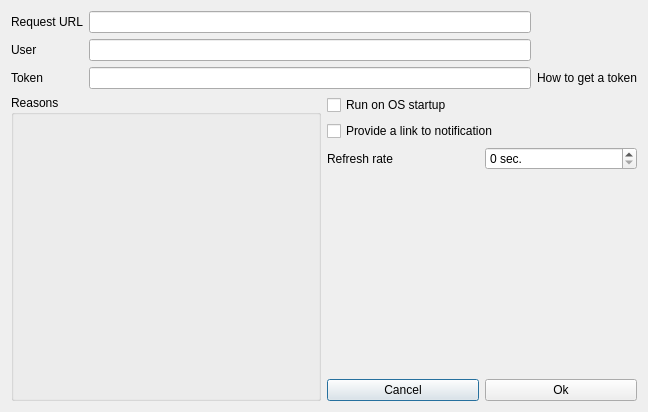
Before: the Qt Designer form SettingsWindow.ui in folibis/GithubNotifier, drawn with Qt 5.
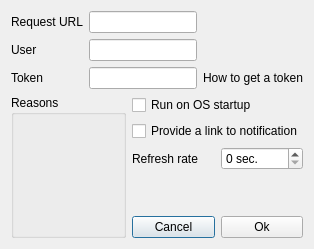
After: the same form once the commit is applied.

Commit message: set settings windows non-sizable

What changed in the file:
```diff
--- a/SettingsWindow.ui
+++ b/SettingsWindow.ui
@@ -13,10 +13,19 @@
     <height>412</height>
    </rect>
   </property>
+  <property name="sizePolicy">
+   <sizepolicy hsizetype="Fixed" vsizetype="Fixed">
+    <horstretch>0</horstretch>
+    <verstretch>0</verstretch>
+   </sizepolicy>
+  </property>
   <property name="windowTitle">
    <string>MainWindow</string>
   </property>
   <layout class="QVBoxLayout" name="verticalLayout_7">
+   <property name="sizeConstraint">
+    <enum>QLayout::SetFixedSize</enum>
+   </property>
    <item>
     <layout class="QVBoxLayout" name="verticalLayout_6">
      <item>
```
Left out of the diff: 3 changed lines with no effect on the pictures. The commit also changes 1 other file.
